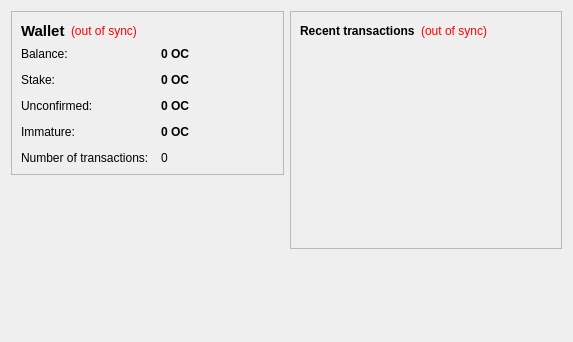
This is src/qt/forms/overviewpage.ui in sherlockcoin/Orangecoin as Qt 5 draws it before an edit. The edited form follows.
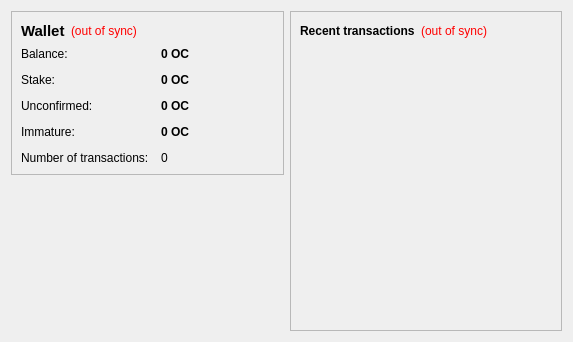
This is the edited form. Icons and pictures are not drawn.

Commit message: Christmas Update , Visuals.

What changed in the file:
```diff
--- a/src/qt/forms/overviewpage.ui
+++ b/src/qt/forms/overviewpage.ui
@@ -322,22 +322,25 @@
           </property>
          </widget>
         </item>
+        <item>
+         <widget class="QLabel" name="label_7">
+          <property name="minimumSize">
+           <size>
+            <width>0</width>
+            <height>100</height>
+           </size>
+          </property>
+          <property name="styleSheet">
+           <string notr="true">image: url(:/images/res/images/snowman.png);</string>
+          </property>
+          <property name="text">
+           <string/>
+          </property>
+         </widget>
+        </item>
        </layout>
       </widget>
      </item>
-     <item>
-      <spacer name="verticalSpacer_2">
-       <property name="orientation">
-        <enum>Qt::Vertical</enum>
-       </property>
-       <property name="sizeHint" stdset="0">
-        <size>
-         <width>20</width>
-         <height>40</height>
-        </size>
-       </property>
-      </spacer>
-     </item>
     </layout>
    </item>
   </layout>
```
Left out of the diff: 4 changed lines with no effect on the pictures.
